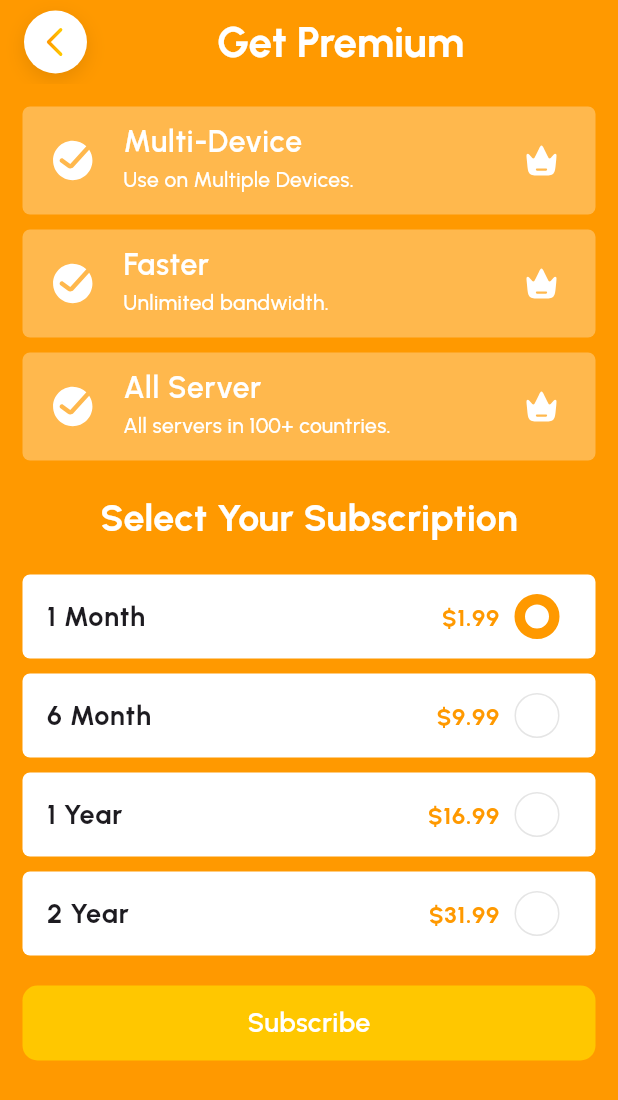
After one commit to programmingwormhole/fast_vpn, a Flutter app: the PremiumPlanView screen opened by its route, on a phone screen of 412 x 824 dp. The commit adds this screen. Shown: the top 1100 px of the screen. Run offline on Flutter 3.47's test engine with Material 3 defaults, Android fonts, the phone set to English and light mode, and no system bars; our stand-ins replace flutter_svg, get, lottie.

Commit message:
Working on Payment payment

```diff
--- /dev/null
+++ b/lib/controllers/subscription_controller.dart
@@ -0,0 +1,5 @@
+import 'package:get/get.dart';
+
+class SubscriptionController extends GetxController {
+  var selectedPlan = 0.obs;
+}
--- a/lib/gen/assets.gen.dart
+++ b/lib/gen/assets.gen.dart
@@ -52,14 +52,23 @@ class $AssetsSvgGen {
   /// File path: assets/svg/arrow_top.svg
   String get arrowTop => 'assets/svg/arrow_top.svg';
 
+  /// File path: assets/svg/back_arrow.svg
+  String get backArrow => 'assets/svg/back_arrow.svg';
+
   /// File path: assets/svg/clock.svg
   String get clock => 'assets/svg/clock.svg';
 
   /// File path: assets/svg/crown.svg
   String get crown => 'assets/svg/crown.svg';
 
+  /// File path: assets/svg/crown_filled.svg
+  String get crownFilled => 'assets/svg/crown_filled.svg';
+
   /// File path: assets/svg/disconnect.svg
   String get disconnect => 'assets/svg/disconnect.svg';
+
+  /// File path: assets/svg/done.svg
+  String get done => 'assets/svg/done.svg';
 
   /// File path: assets/svg/download.svg
   String get download => 'assets/svg/download.svg';
@@ -121,9 +130,12 @@ class $AssetsSvgGen {
   /// List of all assets
   List<String> get values => [
         arrowTop,
+        backArrow,
         clock,
         crown,
+        crownFilled,
         disconnect,
+        done,
         download,
         email,
         eyeClosed,
--- a/lib/global_widgets/custom_app_bar.dart
+++ b/lib/global_widgets/custom_app_bar.dart
@@ -1,26 +1,59 @@
 import 'package:fast_vpn/global_widgets/custom_circle_button.dart';
+import 'package:fast_vpn/global_widgets/custom_sizedbox.dart';
 import 'package:fast_vpn/utils/assets_manager.dart';
+import 'package:fast_vpn/utils/colors.dart';
 import 'package:flutter/material.dart';
 import 'package:flutter/services.dart';
 import 'package:get/get.dart';
 
 class CustomAppBar extends StatelessWidget implements PreferredSizeWidget {
-  const CustomAppBar({super.key});
+  final Widget? leading;
+  final bool automaticImplementLeading;
+  final List<Widget>? actions;
+  final String? title;
+  final Color backgroundColor;
+  final Color titleColor;
+
+  const CustomAppBar({
+    super.key,
+    this.leading,
+    this.automaticImplementLeading = true,
+    this.actions,
+    this.title,
+    this.backgroundColor = Colors.white,
+    this.titleColor = Colors.white,
+  });
 
   @override
   Widget build(BuildContext context) {
-
     return AppBar(
-      backgroundColor: Colors.transparent,
+      backgroundColor: backgroundColor,
+      automaticallyImplyLeading: false,
       title: Row(
         mainAxisAlignment: MainAxisAlignment.spaceBetween,
         children: [
-          CircleButton(icon: SvgManager.menuButton),
-          Image.asset(ImageManager.logo.path),
-          CircleButton(
-            icon: SvgManager.crown,
-            gradientType: true,
-          ),
+          if (leading != null) ...[leading!],
+          if (automaticImplementLeading && leading == null) ...[
+            CircleButton(
+              icon: SvgManager.backArrow,
+              onTap: () => Get.back(),
+            )
+          ],
+          title == null
+              ? Image.asset(ImageManager.logo.path)
+              : Text(
+                  title ?? '',
+                  style: TextStyle(
+                    fontWeight: FontWeight.bold,
+                    fontSize: 28,
+                    color: titleColor,
+                  ),
+                ),
+          actions != null
+              ? Row(
+                  children: actions!,
+                )
+              : const Gap()
         ],
       ),
       centerTitle: true,
--- a/lib/global_widgets/custom_button.dart
+++ b/lib/global_widgets/custom_button.dart
@@ -42,7 +42,7 @@ class CustomButton extends StatelessWidget {
           horizontal: 15,
         ),
         decoration: BoxDecoration(
-          gradient: customGradient(),
+          gradient: buttonType == ButtonType.normal ? null : customGradient(),
           color: buttonType == ButtonType.soft
               ? backgroundColor.withOpacity(.1)
               : backgroundColor,
--- /dev/null
+++ b/lib/global_widgets/custom_premium_feature_card.dart
@@ -0,0 +1,54 @@
+import 'package:flutter/material.dart';
+import 'package:flutter_svg/svg.dart';
+
+import '../utils/assets_manager.dart';
+import '../utils/colors.dart';
+
+class CustomPremiumFeatureCard extends StatelessWidget {
+  final String title;
+  final String subtitle;
+
+  const CustomPremiumFeatureCard({
+    super.key,
+    required this.title,
+    required this.subtitle,
+  });
+
+  @override
+  Widget build(BuildContext context) {
+    return Container(
+      margin: const EdgeInsets.only(bottom: 10),
+      decoration: BoxDecoration(
+        color: Colors.white.withOpacity(.3),
+        borderRadius: BorderRadius.circular(5),
+      ),
+      child: ListTile(
+        leading: SvgPicture.asset(
+          SvgManager.done,
+          color: AppColors.sameThemeColor,
+          height: 35,
+          width: 35,
+        ),
+        trailing: SvgPicture.asset(
+          SvgManager.crownFilled,
+          color: AppColors.sameThemeColor,
+        ),
+        title: Text(
+          title,
+          style: TextStyle(
+            color: AppColors.sameThemeColor,
+            fontSize: 20,
+            fontWeight: FontWeight.w600,
+          ),
+        ),
+        subtitle: Text(
+          subtitle,
+          style: TextStyle(
+            color: AppColors.sameThemeColor,
+            fontWeight: FontWeight.w500,
+          ),
+        ),
+      ),
+    );
+  }
+}
--- /dev/null
+++ b/lib/global_widgets/custom_subscription_plan_card.dart
@@ -0,0 +1,80 @@
+import 'package:fast_vpn/global_widgets/custom_sizedbox.dart';
+import 'package:fast_vpn/utils/colors.dart';
+import 'package:flutter/material.dart';
+
+class CustomSubscriptionPlanCard extends StatelessWidget {
+  final Map plan;
+  final bool isSelected;
+  final Function()? onTap;
+
+  const CustomSubscriptionPlanCard({
+    super.key,
+    required this.plan,
+    this.isSelected = false, this.onTap,
+  });
+
+  @override
+  Widget build(BuildContext context) {
+    return InkWell(
+      onTap: onTap,
+      child: Container(
+        margin: const EdgeInsets.only(
+          bottom: 10,
+        ),
+        decoration: BoxDecoration(
+          color: Colors.white,
+          borderRadius: BorderRadius.circular(5),
+        ),
+        child: ListTile(
+          title: Row(
+            mainAxisAlignment: MainAxisAlignment.spaceBetween,
+            children: [
+              Text(
+                plan['duration'],
+                style: const TextStyle(
+                  fontWeight: FontWeight.bold,
+                  fontSize: 18,
+                ),
+              ),
+              Row(
+                children: [
+                  Text(
+                    '\$${plan['price']}',
+                    style: const TextStyle(
+                      fontWeight: FontWeight.bold,
+                      color: AppColors.primary,
+                    ),
+                  ),
+                  const Gap(0, 10),
+                  if (isSelected)
+                    Container(
+                      height: 30,
+                      width: 30,
+                      decoration: BoxDecoration(
+                        shape: BoxShape.circle,
+                        border: Border.all(
+                          color: AppColors.primary,
+                          width: 7,
+                        ),
+                      ),
+                    )
+                  else
+                    Container(
+                      height: 30,
+                      width: 30,
+                      decoration: BoxDecoration(
+                        shape: BoxShape.circle,
+                        border: Border.all(
+                          color: Colors.black.withOpacity(.1),
+                        ),
+                      ),
+                    ),
+                ],
+              )
+            ],
+          ),
+        ),
+      ),
+    );
+  }
+}
--- a/lib/main.dart
+++ b/lib/main.dart
@@ -31,7 +31,7 @@ class MyApp extends StatelessWidget {
 
       // Routes
       getPages: RouteDestinations.pages,
-      initialRoute: RouteNames.splash,
+      initialRoute: RouteNames.home,
     );
   }
 }
--- a/lib/routes/route_destinations.dart
+++ b/lib/routes/route_destinations.dart
@@ -4,6 +4,8 @@ import 'package:fast_vpn/views/auth/otp/otp.dart';
 import 'package:fast_vpn/views/auth/register/register.dart';
 import 'package:fast_vpn/views/auth/reset/reset.dart';
 import 'package:fast_vpn/views/home/home.dart';
+import 'package:fast_vpn/views/payment/payment.dart';
+import 'package:fast_vpn/views/premium/premium.dart';
 import 'package:fast_vpn/views/splash/splash.dart';
 import 'package:get/get_navigation/src/routes/get_route.dart';
 import 'package:fast_vpn/routes/route_names.dart';
@@ -44,5 +46,13 @@ class RouteDestinations {
       name: RouteNames.home,
       page: () => const HomeView(),
     ),
+    GetPage(
+      name: RouteNames.premium,
+      page: () => const PremiumPlanView(),
+    ),
+    GetPage(
+      name: RouteNames.payment,
+      page: () => const PaymentView(),
+    ),
   ];
 }
--- a/lib/routes/route_names.dart
+++ b/lib/routes/route_names.dart
@@ -1,10 +1,12 @@
 class RouteNames {
   static const String splash = '/';
   static const String onboard = '/onboard';
-  static const String home = '/home';
   static const String login = '/login';
   static const String register = '/register';
   static const String forgotPassword = '/forgot-password';
   static const String otpVerify = '/otp-verify';
   static const String resetPassword = '/reset-password';
+  static const String home = '/home';
+  static const String premium = '/premium';
+  static const String payment = '/payment';
 }
--- a/lib/views/home/home.dart
+++ b/lib/views/home/home.dart
@@ -5,12 +5,15 @@ import 'package:fast_vpn/global_widgets/custom_app_bar.dart';
 import 'package:fast_vpn/global_widgets/custom_download_upload_card.dart';
 import 'package:fast_vpn/global_widgets/custom_location_tile.dart';
 import 'package:fast_vpn/global_widgets/custom_sizedbox.dart';
+import 'package:fast_vpn/routes/route_names.dart';
 import 'package:fast_vpn/utils/assets_manager.dart';
 import 'package:fast_vpn/utils/colors.dart';
 import 'package:fast_vpn/views/home/widgets/change_location_sheet.dart';
 import 'package:flutter/material.dart';
 import 'package:flutter_svg/flutter_svg.dart';
 import 'package:get/get.dart';
+
+import '../../global_widgets/custom_circle_button.dart';
 
 class HomeView extends StatelessWidget {
   const HomeView({super.key});
@@ -45,7 +48,17 @@ class HomeView extends StatelessWidget {
             children: [
               Column(
                 children: [
-                  const CustomAppBar(),
+                  CustomAppBar(
+                    backgroundColor: Colors.transparent,
+                    leading: CircleButton(icon: SvgManager.menuButton),
+                    actions: [
+                      CircleButton(
+                        icon: SvgManager.crown,
+                        gradientType: true,
+                        onTap: () => Get.toNamed(RouteNames.premium),
+                      )
+                    ],
+                  ),
                   Padding(
                     padding: const EdgeInsets.all(15.0),
                     child: Column(
@@ -53,7 +66,8 @@ class HomeView extends StatelessWidget {
                         const Gap(15),
                         Obx(() {
                           if (controller.isConnected.value) {
-                            return CustomLocationTile(server: controller.selectedServer.value!);
+                            return CustomLocationTile(
+                                server: controller.selectedServer.value!);
                           }
 
                           return Container(
@@ -83,7 +97,7 @@ class HomeView extends StatelessWidget {
                               ),
                               subtitle: const Text('Fastest Server'),
                               trailing:
-                              SvgPicture.asset(SvgManager.internetWaves),
+                                  SvgPicture.asset(SvgManager.internetWaves),
                             ),
                           );
                         }),
--- /dev/null
+++ b/lib/views/payment/payment.dart
@@ -0,0 +1,18 @@
+import 'package:fast_vpn/global_widgets/custom_app_bar.dart';
+import 'package:fast_vpn/utils/colors.dart';
+import 'package:flutter/material.dart';
+
+class PaymentView extends StatelessWidget {
+  const PaymentView({super.key});
+
+  @override
+  Widget build(BuildContext context) {
+    return Scaffold(
+      appBar: CustomAppBar(
+        backgroundColor: Theme.of(context).scaffoldBackgroundColor,
+        title: 'Payment',
+        titleColor: AppColors.primary,
+      ),
+    );
+  }
+}
--- /dev/null
+++ b/lib/views/premium/premium.dart
@@ -0,0 +1,97 @@
+import 'package:fast_vpn/controllers/subscription_controller.dart';
+import 'package:fast_vpn/global_widgets/custom_app_bar.dart';
+import 'package:fast_vpn/global_widgets/custom_button.dart';
+import 'package:fast_vpn/global_widgets/custom_premium_feature_card.dart';
+import 'package:fast_vpn/global_widgets/custom_sizedbox.dart';
+import 'package:fast_vpn/global_widgets/custom_subscription_plan_card.dart';
+import 'package:fast_vpn/routes/route_names.dart';
+import 'package:fast_vpn/utils/colors.dart';
+import 'package:flutter/material.dart';
+import 'package:get/get.dart';
+
+class PremiumPlanView extends StatelessWidget {
+  const PremiumPlanView({super.key});
+
+  @override
+  Widget build(BuildContext context) {
+    List premiumFeatures = [
+      {'title': 'Multi-Device', 'subtitle': 'Use on Multiple Devices.'},
+      {'title': 'Faster', 'subtitle': 'Unlimited bandwidth.'},
+      {'title': 'All Server', 'subtitle': 'All servers in 100+ countries.'},
+    ];
+
+    List subscriptionPlan = [
+      {
+        'duration': '1 Month',
+        'price': 1.99,
+      },
+      {
+        'duration': '6 Month',
+        'price': 9.99,
+      },
+      {
+        'duration': '1 Year',
+        'price': 16.99,
+      },
+      {
+        'duration': '2 Year',
+        'price': 31.99,
+      },
+    ];
+
+    final controller = Get.put(SubscriptionController());
+
+    return Scaffold(
+      backgroundColor: AppColors.primary,
+      appBar: const CustomAppBar(
+        backgroundColor: AppColors.primary,
+        title: 'Get Premium',
+      ),
+      body: Padding(
+        padding: const EdgeInsets.all(15),
+        child: Column(
+          children: [
+            Column(
+              children: List.generate(
+                premiumFeatures.length,
+                (index) => CustomPremiumFeatureCard(
+                  title: premiumFeatures[index]['title'],
+                  subtitle: premiumFeatures[index]['subtitle'],
+                ),
+              ),
+            ),
+            Gap(10),
+            const Text(
+              'Select Your Subscription',
+              style: TextStyle(
+                color: Colors.white,
+                fontWeight: FontWeight.bold,
+                fontSize: 25,
+              ),
+            ),
+            const Gap(20),
+            Column(
+              children: List.generate(
+                subscriptionPlan.length,
+                (index) => Obx(
+                  () => CustomSubscriptionPlanCard(
+                    plan: subscriptionPlan[index],
+                    isSelected: controller.selectedPlan.value == index,
+                    onTap: () => controller.selectedPlan.value = index,
+                  ),
+                ),
+              ),
+            ),
+            const Gap(10),
+            CustomButton(
+              title: 'Subscribe',
+              backgroundColor: AppColors.secondary,
+              buttonType: ButtonType.normal,
+              onTap: () => Get.toNamed(RouteNames.payment),
+            )
+          ],
+        ),
+      ),
+    );
+  }
+}
```
Also changed, not shown: assets/svg/back_arrow.svg (added), assets/svg/crown_filled.svg (added), assets/svg/done.svg (added).
